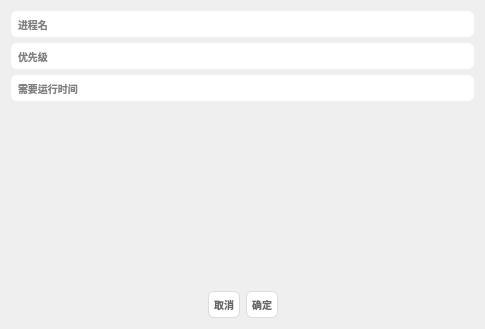
dyfyyds/Process, file AddProcessWidget.ui: the form before one commit.
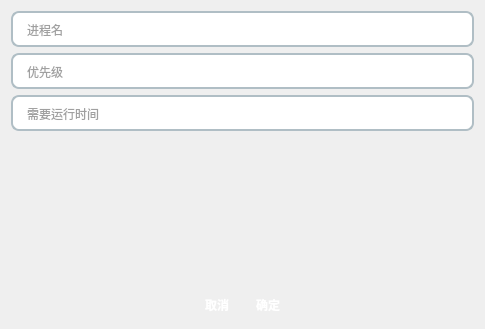
The form after the commit.

Diff of the .ui file:
```diff
--- a/AddProcessWidget.ui
+++ b/AddProcessWidget.ui
@@ -32,12 +32,20 @@
       <widget class="QLineEdit" name="Name">
        <property name="styleSheet">
         <string notr="true">#Name{
-border-radius: 6px;
-border-right: none;
-padding: 5px;
-font-size: 10px;
-font-weight: bold;
- }</string>
+    background: white;
+    border: 2px solid #b0bec5;
+    border-radius: 8px;
+    padding: 8px 12px;
+    font-size: 12px;
+    color: #424242;
+}
+
+
+
+#Name:hover{
+    border: 2px solid #90caf9;
+}
+</string>
        </property>
        <property name="inputMask">
         <string/>
@@ -59,11 +67,19 @@
     <widget class="QLineEdit" name="Priority">
      <property name="styleSheet">
       <string notr="true">#Priority{
-border-radius: 6px;
-padding: 5px;
-font-size: 10px;
-font-weight: bold;
- }</string>
+    background: white;
+    border: 2px solid #b0bec5;
+    border-radius: 8px;
+    padding: 8px 12px;
+    font-size: 12px;
+    color: #424242;
+}
+
+
+#Priority:hover{
+    border: 2px solid #90caf9;
+}
+</string>
      </property>
      <property name="text">
       <string/>
@@ -77,11 +93,18 @@
     <widget class="QLineEdit" name="Ntime">
      <property name="styleSheet">
       <string notr="true">#Ntime{
-border-radius: 6px;
-padding: 5px;
-font-size: 10px;
-font-weight: bold;
- }</string>
+    background: white;
+    border: 2px solid #b0bec5;
+    border-radius: 8px;
+    padding: 8px 12px;
+    font-size: 12px;
+    color: #424242;
+}
+
+#Ntime:hover{
+    border: 2px solid #90caf9;
+}
+</string>
      </property>
      <property name="text">
       <string/>
@@ -106,6 +129,9 @@
    </item>
    <item>
     <layout class="QHBoxLayout" name="horizontalLayout">
+     <property name="spacing">
+      <number>3</number>
+     </property>
      <item>
       <spacer name="horizontalSpacer">
        <property name="orientation">
@@ -123,22 +149,25 @@
       <widget class="QPushButton" name="CancleButton">
        <property name="styleSheet">
         <string notr="true">#CancleButton{
-border-radius: 6px;
-padding: 5px;
-font-size: 10px;
-font-weight: bold;
-background-color: #FFFFFF; 
-border: 1px solid #DCDCDC; 
-color: #666666;
- }
+    background: qlineargradient(x1:0, y1:0, x2:0, y2:1,
+        stop:0 #90a4ae, stop:1 #78909c);
+    color: white;
+    border: none;
+    border-radius: 6px;      
+    padding: 4px 12px;     
+    font-size: 12px;         
+    font-weight: bold;
+}
 
-#CancleButton:hover {
-            background-color: #5AA2F1;
- }
-#CancleButton:pressed {
-            background-color: #357ABD;
-            padding-top: 11px; padding-bottom: 9px;
- }</string>
+#CancleButton:hover{
+    background: qlineargradient(x1:0, y1:0, x2:0, y2:1,
+        stop:0 #b0bec5, stop:1 #90a4ae);
+}
+
+#CancleButton:pressed{
+    background: qlineargradient(x1:0, y1:0, x2:0, y2:1,
+        stop:0 #78909c, stop:1 #607d8b);
+}</string>
        </property>
        <property name="text">
         <string>取消</string>
@@ -149,27 +178,30 @@
       <widget class="QPushButton" name="ComfireButton">
        <property name="styleSheet">
         <string notr="true">#ComfireButton{
-border-radius: 6px;
-padding: 5px;
-font-size: 10px;
-font-weight: bold;
-background-color: #FFFFFF; 
-border: 1px solid #DCDCDC; 
-color: #666666;
- }
+    background: qlineargradient(x1:0, y1:0, x2:0, y2:1,
+        stop:0 #66bb6a, stop:1 #43a047);
+    color: white;
+    border: none;
+    border-radius: 6px;     
+    padding: 4px 12px;      
+    font-size: 12px;         
+    font-weight: bold;
 
-#ComfireButton:hover {
-            background-color: #5AA2F1;
- }
-#ComfireButton:pressed {
-            background-color: #357ABD;
-            padding-top: 11px; padding-bottom: 9px;
- }
+}
 
-#ComfireButton:disabled {
-        background-color: #E0E0E0;
-        color: #A0A0A0;
-        border: 1px solid #D3D3D3;
+#ComfireButton:hover{
+    background: qlineargradient(x1:0, y1:0, x2:0, y2:1,
+        stop:0 #81c784, stop:1 #66bb6a);
+}
+
+#ComfireButton:pressed{
+    background: qlineargradient(x1:0, y1:0, x2:0, y2:1,
+        stop:0 #43a047, stop:1 #388e3c);
+}
+
+#ComfireButton:disabled{
+    background: #bdbdbd;
+    color: #9e9e9e;
 }</string>
        </property>
        <property name="text">
```
Left out of the diff: 5 changed lines with no effect on the pictures.
